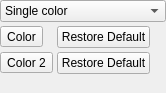
Old version of the form Qt/ApplicationComponents/Resources/UI/pqBackgroundEditorWidget.ui in the repository Kitware/ParaView.
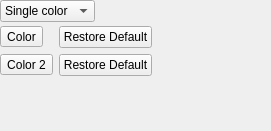
New version of the form. Custom widgets are drawn as their Qt base class.

Commit message: Solve alignment and naming issues in Background and Lights editors.

Diff of the .ui file:
```diff
--- a/Qt/ApplicationComponents/Resources/UI/pqBackgroundEditorWidget.ui
+++ b/Qt/ApplicationComponents/Resources/UI/pqBackgroundEditorWidget.ui
@@ -6,8 +6,8 @@
    <rect>
     <x>0</x>
     <y>0</y>
-    <width>166</width>
-    <height>93</height>
+    <width>271</width>
+    <height>131</height>
    </rect>
   </property>
   <layout class="QVBoxLayout" name="mainLayout">
@@ -18,6 +18,15 @@
     <number>0</number>
    </property>
    <item>
+    <widget class="QWidget" name="widget_3" native="true">
+     <layout class="QHBoxLayout" name="horizontalLayout_2">
+      <property name="spacing">
+       <number>0</number>
+      </property>
+      <property name="margin">
+       <number>0</number>
+      </property>
+      <item>
     <widget class="QComboBox" name="BackgroundType">
      <item>
       <property name="text">
@@ -37,17 +46,39 @@
     </widget>
    </item>
    <item>
+       <spacer name="horizontalSpacer_2">
+        <property name="orientation">
+         <enum>Qt::Horizontal</enum>
+        </property>
+        <property name="sizeHint" stdset="0">
+         <size>
+          <width>40</width>
+          <height>20</height>
+         </size>
+        </property>
+       </spacer>
+      </item>
+     </layout>
+    </widget>
+   </item>
+   <item>
     <widget class="QStackedWidget" name="stackedWidget">
      <property name="currentIndex">
       <number>0</number>
      </property>
      <widget class="QWidget" name="page_1">
+      <layout class="QHBoxLayout" name="horizontalLayout_3">
+       <property name="spacing">
+        <number>0</number>
+       </property>
+       <property name="margin">
+        <number>0</number>
+       </property>
+       <item>
+        <widget class="QWidget" name="widget_4" native="true">
       <layout class="QFormLayout" name="formLayout_2">
-       <property name="horizontalSpacing">
-        <number>4</number>
-       </property>
-       <property name="verticalSpacing">
-        <number>4</number>
+          <property name="fieldGrowthPolicy">
+           <enum>QFormLayout::AllNonFixedFieldsGrow</enum>
        </property>
        <property name="margin">
         <number>0</number>
@@ -115,6 +146,22 @@
           <string>Restore Default</string>
          </property>
         </widget>
+          </item>
+         </layout>
+        </widget>
+       </item>
+       <item>
+        <spacer name="horizontalSpacer_3">
+         <property name="orientation">
+          <enum>Qt::Horizontal</enum>
+         </property>
+         <property name="sizeHint" stdset="0">
+          <size>
+           <width>40</width>
+           <height>20</height>
+          </size>
+         </property>
+        </spacer>
        </item>
       </layout>
      </widget>
```
Lines whose indentation alone changed are shown as unchanged. The commit also changes 3 other files.
